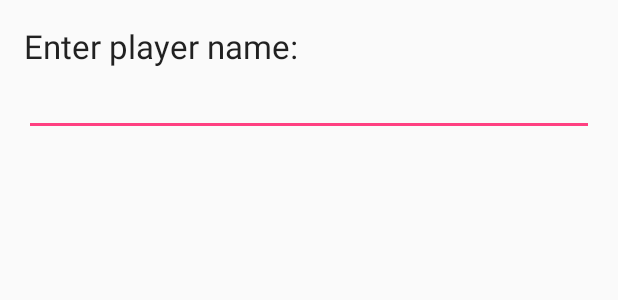
After one commit to sysRandom/My-Badminton-Scores_Android, an Android app: the layout player_name_dialog.xml on its own in the app's theme, with its tools: preview values and no code run, on a phone screen of 412 x 824 dp. The commit adds this screen. Shown: the top 300 px of the screen. Run offline under Robolectric (Android 15) with nearby library versions, the phone set to English and light mode, and no system bars.

```diff
--- /dev/null
+++ b/app/src/main/res/layout/player_name_dialog.xml
@@ -0,0 +1,24 @@
+<?xml version="1.0" encoding="utf-8"?>
+<LinearLayout xmlns:android="http://schemas.android.com/apk/res/android"
+    android:orientation="vertical"
+    android:layout_width="match_parent"
+    android:layout_height="match_parent"
+    android:paddingBottom="@dimen/activity_vertical_margin"
+    android:paddingLeft="@dimen/activity_horizontal_margin"
+    android:paddingRight="@dimen/activity_horizontal_margin"
+    android:paddingTop="@dimen/activity_vertical_margin">
+
+    <TextView
+        android:layout_width="match_parent"
+        android:layout_height="wrap_content"
+        android:text="@string/player_name_prompt"
+        android:textAppearance="@android:style/TextAppearance.Large" />
+
+    <EditText
+        android:id="@+id/player_name"
+        android:layout_width="match_parent"
+        android:layout_height="wrap_content" >
+        <requestFocus />
+    </EditText>
+
+</LinearLayout>
--- a/app/src/main/res/values/strings.xml
+++ b/app/src/main/res/values/strings.xml
@@ -28,6 +28,10 @@
     <string name="select_fb_player2">FB Player 2</string>
     <string name="select_players_submit">Submit Players</string>
 
+    <string name="player_name_prompt">Enter player name:</string>
+    <string name="player_name_submit">Confirm player</string>
+    <string name="player_name_cancel">Cancel</string>
+
     <string name="friends_list_title">Friends</string>
 
     <string name="list_match_button">View Match History</string>
```
Also changed, not shown: app/src/main/java/sg/xs_tech/mybadmintonscores/SelectPlayers.java (+262 -1 lines).
